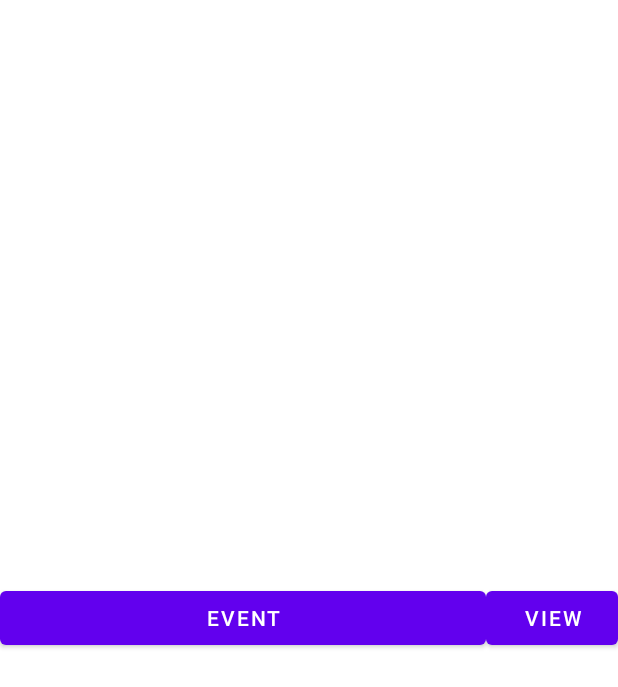
After one commit to davjgardner/ButtonJournal, an Android app: the layout event_button_view.xml on its own in the app's theme, with its tools: preview values and no code run, on a phone screen of 412 x 824 dp. The commit adds this screen. Shown: the top 687 px of the screen. Run offline under Robolectric (Android 15) with nearby library versions, the phone set to English and light mode, and no system bars.

Commit message:
Add initial UI.

```diff
--- /dev/null
+++ b/app/src/main/res/layout/event_button_view.xml
@@ -0,0 +1,26 @@
+<?xml version="1.0" encoding="utf-8"?>
+<androidx.constraintlayout.widget.ConstraintLayout xmlns:android="http://schemas.android.com/apk/res/android"
+    xmlns:app="http://schemas.android.com/apk/res-auto"
+    xmlns:tools="http://schemas.android.com/tools"
+    android:layout_width="match_parent"
+    android:layout_height="match_parent">
+
+    <Button
+        android:id="@+id/eventTriggeredButton"
+        android:layout_width="0dp"
+        android:layout_height="wrap_content"
+        android:text="@string/event_triggered_button_placeholder"
+        app:layout_constraintBottom_toBottomOf="parent"
+        app:layout_constraintEnd_toStartOf="@+id/viewTimelineButton"
+        app:layout_constraintStart_toStartOf="parent"
+        app:layout_constraintTop_toTopOf="parent" />
+
+    <Button
+        android:id="@+id/viewTimelineButton"
+        android:layout_width="wrap_content"
+        android:layout_height="wrap_content"
+        android:text="@string/view_timeline_button_text"
+        app:layout_constraintBottom_toBottomOf="parent"
+        app:layout_constraintEnd_toEndOf="parent"
+        app:layout_constraintTop_toTopOf="parent" />
+</androidx.constraintlayout.widget.ConstraintLayout>
--- a/app/src/main/res/values/strings.xml
+++ b/app/src/main/res/values/strings.xml
@@ -1,3 +1,6 @@
 <resources>
     <string name="app_name">ButtonJournal</string>
+    <string name="add_event_button_description">Add New Event</string>
+    <string name="view_timeline_button_text">View</string>
+    <string name="event_triggered_button_placeholder">Event</string>
 </resources>
```
Also changed, not shown: app/src/main/res/layout/activity_main.xml (+20 -5 lines).
